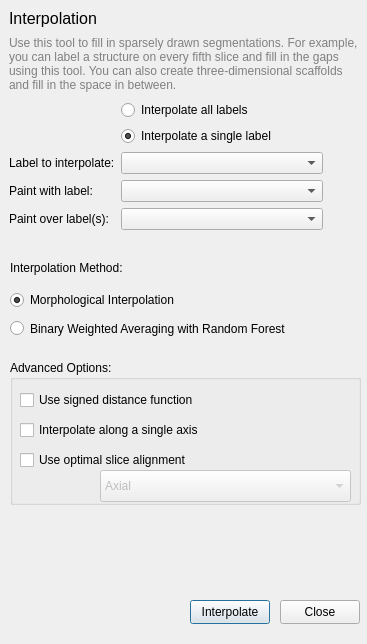
Qt form GUI/Qt/Windows/InterpolateLabelsDialog.ui (pyushkevich/itksnap) before a commit.
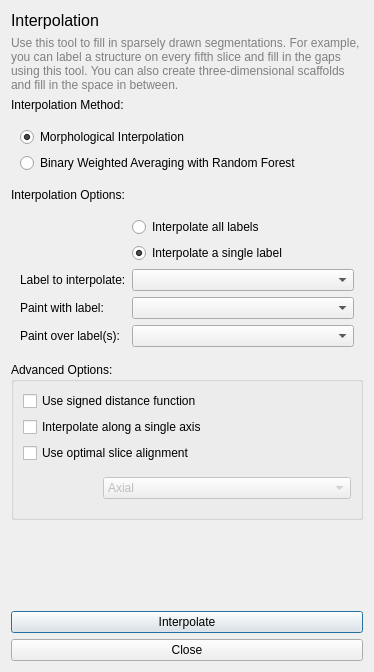
The same form after that commit.

The edit to the form file:
```diff
--- a/GUI/Qt/Windows/InterpolateLabelsDialog.ui
+++ b/GUI/Qt/Windows/InterpolateLabelsDialog.ui
@@ -6,22 +6,16 @@
    <rect>
     <x>0</x>
     <y>0</y>
-    <width>367</width>
-    <height>644</height>
+    <width>374</width>
+    <height>672</height>
    </rect>
   </property>
   <property name="windowTitle">
    <string>Interpolate Labels - ITK-SNAP</string>
   </property>
+  <layout class="QVBoxLayout" name="verticalLayout">
+   <item>
   <widget class="QLabel" name="label">
-   <property name="geometry">
-    <rect>
-     <x>9</x>
-     <y>9</y>
-     <width>87</width>
-     <height>19</height>
-    </rect>
-   </property>
    <property name="font">
     <font>
      <pointsize>-1</pointsize>
@@ -34,15 +28,9 @@
     <string>Interpolation</string>
    </property>
   </widget>
+   </item>
+   <item>
   <widget class="QLabel" name="label_2">
-   <property name="geometry">
-    <rect>
-     <x>9</x>
-     <y>34</y>
-     <width>350</width>
-     <height>60</height>
-    </rect>
-   </property>
    <property name="styleSheet">
     <string notr="true">font-size:12px;
 color: gray;</string>
@@ -54,15 +42,52 @@
     <bool>true</bool>
    </property>
   </widget>
+   </item>
+   <item>
+    <widget class="QLabel" name="label_6">
+     <property name="text">
+      <string>Interpolation Method:</string>
+     </property>
+    </widget>
+   </item>
+   <item>
+    <widget class="QWidget" name="widgetMethodRadio" native="true">
+     <layout class="QVBoxLayout" name="verticalLayout_3">
+      <item>
+       <widget class="QRadioButton" name="btnMorphological">
+        <property name="text">
+         <string>Morphological Interpolation</string>
+        </property>
+        <property name="checked">
+         <bool>true</bool>
+        </property>
+        <attribute name="buttonGroup">
+         <string notr="true">InterpolationMethods</string>
+        </attribute>
+       </widget>
+      </item>
+      <item>
+       <widget class="QRadioButton" name="btnBinaryWeightedAverage">
+        <property name="text">
+         <string>Binary Weighted Averaging with Random Forest</string>
+        </property>
+        <attribute name="buttonGroup">
+         <string notr="true">InterpolationMethods</string>
+        </attribute>
+       </widget>
+      </item>
+     </layout>
+    </widget>
+   </item>
+   <item>
+    <widget class="QLabel" name="label_7">
+     <property name="text">
+      <string>Interpolation Options:</string>
+     </property>
+    </widget>
+   </item>
+   <item>
   <widget class="QWidget" name="widget_2" native="true">
-   <property name="geometry">
-    <rect>
-     <x>9</x>
-     <y>100</y>
-     <width>314</width>
-     <height>158</height>
-    </rect>
-   </property>
    <layout class="QFormLayout" name="formLayout">
     <item row="0" column="1">
      <widget class="QRadioButton" name="btnInterpolateAll">
@@ -134,72 +159,37 @@
     </item>
    </layout>
   </widget>
-  <widget class="QPushButton" name="btnClose">
-   <property name="geometry">
-    <rect>
-     <x>280</x>
-     <y>600</y>
-     <width>80</width>
-     <height>24</height>
-    </rect>
-   </property>
-   <property name="text">
-    <string>Close</string>
-   </property>
-  </widget>
-  <widget class="QPushButton" name="btnInterpolate">
-   <property name="geometry">
-    <rect>
-     <x>190</x>
-     <y>600</y>
-     <width>80</width>
-     <height>24</height>
-    </rect>
-   </property>
-   <property name="text">
-    <string>Interpolate</string>
-   </property>
-   <property name="default">
-    <bool>true</bool>
-   </property>
-  </widget>
+   </item>
+   <item>
   <widget class="QStackedWidget" name="stackedWidget">
-   <property name="geometry">
-    <rect>
-     <x>10</x>
-     <y>360</y>
-     <width>351</width>
-     <height>191</height>
-    </rect>
-   </property>
    <property name="currentIndex">
     <number>0</number>
    </property>
    <widget class="QWidget" name="morphoptions">
+      <layout class="QVBoxLayout" name="verticalLayout_2">
+       <property name="spacing">
+        <number>0</number>
+       </property>
+       <property name="leftMargin">
+        <number>0</number>
+       </property>
+       <property name="topMargin">
+        <number>0</number>
+       </property>
+       <property name="rightMargin">
+        <number>0</number>
+       </property>
+       <item>
     <widget class="QGroupBox" name="MorphOptions">
      <property name="enabled">
       <bool>true</bool>
      </property>
-     <property name="geometry">
-      <rect>
-       <x>0</x>
-       <y>0</y>
-       <width>351</width>
-       <height>145</height>
-      </rect>
-     </property>
      <property name="title">
       <string>Advanced Options:</string>
      </property>
+         <layout class="QVBoxLayout" name="verticalLayout_5">
+          <item>
      <widget class="QCheckBox" name="chkMorphologyUseDistance">
-      <property name="geometry">
-       <rect>
-        <x>10</x>
-        <y>30</y>
-        <width>199</width>
-        <height>20</height>
-       </rect>
-      </property>
       <property name="toolTip">
        <string>Use an alternative signed distance function-based method.  Slightly faster, but can fail for twisted shapes.</string>
       </property>
@@ -207,15 +197,9 @@
        <string>Use signed distance function</string>
       </property>
      </widget>
+          </item>
+          <item>
      <widget class="QCheckBox" name="chkMorphologyInterpolateOneAxis">
-      <property name="geometry">
-       <rect>
-        <x>10</x>
-        <y>60</y>
-        <width>202</width>
-        <height>20</height>
-       </rect>
-      </property>
       <property name="toolTip">
        <string>Interpolate slices along a single axis. By default, interpolation is applied along all three axes in the image.</string>
       </property>
@@ -223,67 +207,9 @@
        <string>Interpolate along a single axis</string>
       </property>
      </widget>
-     <widget class="QWidget" name="widget_4" native="true">
-      <property name="geometry">
-       <rect>
-        <x>15</x>
-        <y>84</y>
-        <width>291</width>
-        <height>32</height>
-       </rect>
-      </property>
-      <layout class="QHBoxLayout" name="horizontalLayout_3">
-       <property name="leftMargin">
-        <number>80</number>
-       </property>
-       <property name="topMargin">
-        <number>0</number>
-       </property>
-       <property name="rightMargin">
-        <number>0</number>
-       </property>
-       <property name="bottomMargin">
-        <number>0</number>
-       </property>
-      </layout>
-     </widget>
-     <widget class="QComboBox" name="morphologyInterpolationAxis">
-      <property name="enabled">
-       <bool>false</bool>
-      </property>
-      <property name="geometry">
-       <rect>
-        <x>90</x>
-        <y>110</y>
-        <width>251</width>
-        <height>32</height>
-       </rect>
-      </property>
-      <item>
-       <property name="text">
-        <string>Axial</string>
-       </property>
       </item>
       <item>
-       <property name="text">
-        <string>Sagittal</string>
-       </property>
-      </item>
-      <item>
-       <property name="text">
-        <string>Coronal</string>
-       </property>
-      </item>
-     </widget>
      <widget class="QCheckBox" name="chkMorphologyUseOptimalAlignment">
-      <property name="geometry">
-       <rect>
-        <x>10</x>
-        <y>90</y>
-        <width>271</width>
-        <height>20</height>
-       </rect>
-      </property>
       <property name="toolTip">
        <string>Use optimal slice alignment instead of the default heuristic.  This can take a long time.</string>
       </property>
@@ -291,75 +217,132 @@
        <string>Use optimal slice alignment</string>
       </property>
      </widget>
-    </widget>
+          </item>
+          <item>
+           <widget class="QWidget" name="widget_4" native="true">
+            <layout class="QHBoxLayout" name="horizontalLayout_2">
+             <property name="spacing">
+              <number>0</number>
+             </property>
+             <property name="leftMargin">
+              <number>80</number>
+             </property>
+             <property name="topMargin">
+              <number>0</number>
+             </property>
+             <property name="rightMargin">
+              <number>0</number>
+             </property>
+             <property name="bottomMargin">
+              <number>0</number>
+             </property>
+             <item>
+              <widget class="QComboBox" name="morphologyInterpolationAxis">
+               <property name="enabled">
+                <bool>false</bool>
+               </property>
+               <item>
+                <property name="text">
+                 <string>Axial</string>
+                </property>
+               </item>
+               <item>
+                <property name="text">
+                 <string>Sagittal</string>
+                </property>
+               </item>
+               <item>
+                <property name="text">
+                 <string>Coronal</string>
+                </property>
+               </item>
+              </widget>
+             </item>
+            </layout>
+           </widget>
+          </item>
+         </layout>
+        </widget>
+       </item>
+      </layout>
    </widget>
    <widget class="QWidget" name="bwaoptions">
+      <layout class="QVBoxLayout" name="verticalLayout_4">
+       <property name="spacing">
+        <number>0</number>
+       </property>
+       <property name="leftMargin">
+        <number>0</number>
+       </property>
+       <property name="topMargin">
+        <number>0</number>
+       </property>
+       <property name="rightMargin">
+        <number>0</number>
+       </property>
+       <property name="bottomMargin">
+        <number>0</number>
+       </property>
+       <item>
     <widget class="QGroupBox" name="BWAoptions">
      <property name="enabled">
       <bool>true</bool>
      </property>
-     <property name="geometry">
-      <rect>
-       <x>0</x>
-       <y>0</y>
-       <width>351</width>
-       <height>181</height>
-      </rect>
-     </property>
      <property name="title">
       <string>Advanced Options:</string>
      </property>
+         <layout class="QVBoxLayout" name="verticalLayout_6">
+          <item>
      <widget class="QCheckBox" name="chkBWAInterpolateIntermediateOnly">
-      <property name="geometry">
-       <rect>
-        <x>10</x>
-        <y>30</y>
-        <width>321</width>
-        <height>22</height>
-       </rect>
-      </property>
       <property name="text">
        <string>Interpolate intermediate slices only</string>
       </property>
      </widget>
+          </item>
+          <item>
      <widget class="QCheckBox" name="chkBWAUseContourOnly">
-      <property name="geometry">
-       <rect>
-        <x>10</x>
-        <y>60</y>
-        <width>321</width>
-        <height>22</height>
-       </rect>
-      </property>
       <property name="text">
        <string>Use binary weighted averaging only</string>
       </property>
      </widget>
+          </item>
+          <item>
+           <widget class="QCheckBox" name="chkBWAOverwriteSegmentation">
+            <property name="text">
+             <string>Overwrite existing segmentation</string>
+            </property>
+           </widget>
+          </item>
+          <item>
      <widget class="QCheckBox" name="chkSliceDirection">
-      <property name="geometry">
-       <rect>
-        <x>10</x>
-        <y>120</y>
-        <width>311</width>
-        <height>22</height>
-       </rect>
-      </property>
       <property name="text">
        <string>Manually select interpolation axis</string>
       </property>
      </widget>
+          </item>
+          <item>
+           <widget class="QWidget" name="widget" native="true">
+            <layout class="QHBoxLayout" name="horizontalLayout">
+             <property name="spacing">
+              <number>0</number>
+             </property>
+             <property name="leftMargin">
+              <number>80</number>
+             </property>
+             <property name="topMargin">
+              <number>0</number>
+             </property>
+             <property name="rightMargin">
+              <number>0</number>
+             </property>
+             <property name="bottomMargin">
+              <number>0</number>
+             </property>
+             <item>
      <widget class="QComboBox" name="SliceDirectionAxis">
       <property name="enabled">
        <bool>false</bool>
       </property>
-      <property name="geometry">
-       <rect>
-        <x>90</x>
-        <y>150</y>
-        <width>251</width>
-        <height>24</height>
-       </rect>
-      </property>
       <item>
        <property name="text">
         <string>Axial</string>
@@ -376,70 +359,48 @@
        </property>
       </item>
      </widget>
-     <widget class="QCheckBox" name="chkBWAOverwriteSegmentation">
-      <property name="geometry">
-       <rect>
-        <x>10</x>
-        <y>90</y>
-        <width>321</width>
-        <height>22</height>
-       </rect>
-      </property>
-      <property name="text">
-       <string>Overwrite existing segmentation</string>
-      </property>
-     </widget>
-    </widget>
-   </widget>
-  </widget>
-  <widget class="QRadioButton" name="btnBinaryWeightedAverage">
-   <property name="geometry">
-    <rect>
-     <x>10</x>
-     <y>320</y>
-     <width>311</width>
-     <height>17</height>
-    </rect>
-   </property>
-   <property name="text">
-    <string>Binary Weighted Averaging with Random Forest</string>
-   </property>
-   <attribute name="buttonGroup">
-    <string notr="true">InterpolationMethods</string>
-   </attribute>
-  </widget>
-  <widget class="QRadioButton" name="btnMorphological">
-   <property name="geometry">
-    <rect>
-     <x>10</x>
-     <y>290</y>
-     <width>189</width>
-     <height>20</height>
-    </rect>
-   </property>
+             </item>
+            </layout>
+           </widget>
+          </item>
+         </layout>
+        </widget>
+       </item>
+      </layout>
+     </widget>
+    </widget>
+   </item>
+   <item>
+    <spacer name="verticalSpacer">
+     <property name="orientation">
+      <enum>Qt::Vertical</enum>
+     </property>
+     <property name="sizeHint" stdset="0">
+      <size>
+       <width>20</width>
+       <height>40</height>
+      </size>
+     </property>
+    </spacer>
+   </item>
+   <item>
+    <widget class="QPushButton" name="btnInterpolate">
    <property name="text">
-    <string>Morphological Interpolation</string>
-   </property>
-   <property name="checked">
+      <string>Interpolate</string>
+     </property>
+     <property name="default">
     <bool>true</bool>
    </property>
-   <attribute name="buttonGroup">
-    <string notr="true">InterpolationMethods</string>
-   </attribute>
-  </widget>
-  <widget class="QLabel" name="label_6">
-   <property name="geometry">
-    <rect>
-     <x>10</x>
-     <y>260</y>
-     <width>151</width>
-     <height>16</height>
-    </rect>
-   </property>
+    </widget>
+   </item>
+   <item>
+    <widget class="QPushButton" name="btnClose">
    <property name="text">
-    <string>Interpolation Method:</string>
-   </property>
-  </widget>
+      <string>Close</string>
+     </property>
+    </widget>
+   </item>
+  </layout>
  </widget>
  <resources/>
  <connections>
```
Lines whose indentation alone changed are shown as unchanged.
